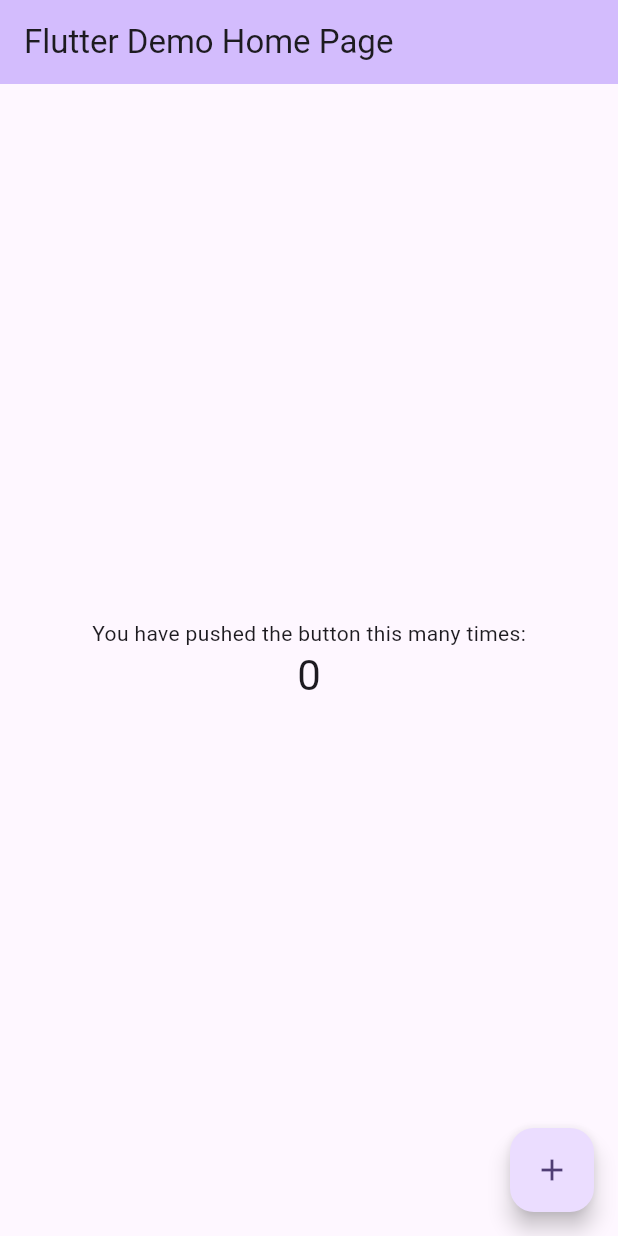
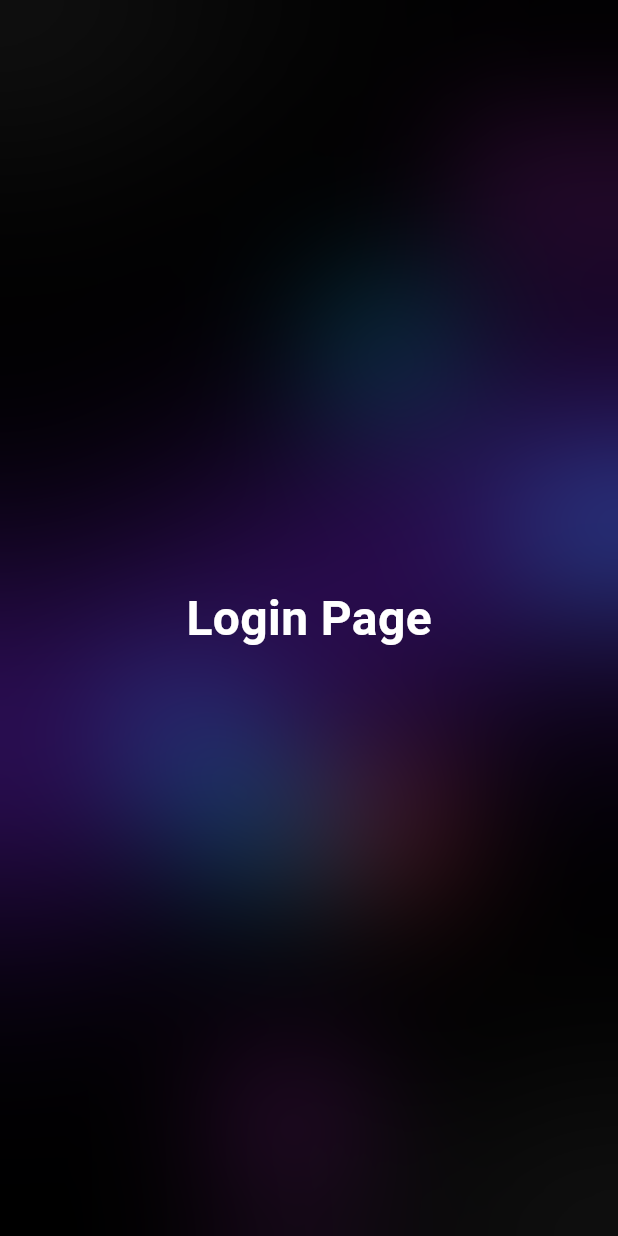
Before and after one commit to youssefdawood197/Blaze-test, a Flutter app: the screen it shows after launch, on a phone screen of 412 x 824 dp. Run offline on Flutter 3.47's test engine with Material 3 defaults, Android fonts, the phone set to English and light mode, and no system bars.

Commit message:
initial app background 1

```diff
--- /dev/null
+++ b/lib/Authntication/Login_Page.dart
@@ -0,0 +1,170 @@
+import 'dart:ui';
+import 'package:flutter/material.dart';
+import 'dart:math';
+
+class Login_Page extends StatefulWidget {
+  static const String routeName = 'Login';
+
+  @override
+  _LoginPageState createState() => _LoginPageState();
+}
+
+class _LoginPageState extends State<Login_Page> with SingleTickerProviderStateMixin {
+  late AnimationController _controller;
+  final Random _random = Random();
+  List<_Ball>? _balls;
+
+  @override
+  void initState() {
+    super.initState();
+    _controller = AnimationController(
+      duration: const Duration(seconds: 5),
+      vsync: this,
+    )..repeat();
+  }
+
+  @override
+  void dispose() {
+    _controller.dispose();
+    super.dispose();
+  }
+
+  @override
+  Widget build(BuildContext context) {
+    // Initialize balls when screen size is available
+    if (_balls == null) {
+      final screenSize = MediaQuery.of(context).size;
+      _balls = List.generate(7, (_) {
+        return _Ball(
+          color: _randomColor(),
+          position: Offset(
+            _random.nextDouble() * screenSize.width,
+            _random.nextDouble() * screenSize.height,
+          ),
+          velocity: Offset(
+            (_random.nextDouble() - 0.5) * 4, // Random velocity between -2 and 2
+            (_random.nextDouble() - 0.5) * 4,
+          ),
+        );
+      });
+    }
+
+    return Scaffold(
+      body: Stack(
+        children: [
+          // Blurred background
+          Container(
+            decoration: BoxDecoration(
+              gradient: LinearGradient(
+                colors: [
+                  Colors.grey[900]!,
+                  Colors.black,
+                  Colors.black,
+                  Colors.purple[900]!,
+                  Colors.black,
+                  Colors.black,
+                  Colors.grey[900]!,
+                ],
+                begin: Alignment.topLeft,
+                end: Alignment.bottomRight,
+              ),
+            ),
+            child: BackdropFilter(
+              filter: ImageFilter.blur(sigmaX: 50.0, sigmaY: 50.0),
+              child: Container(
+                color: const Color.fromARGB(50, 0, 0, 0),
+              ),
+            ),
+          ),
+          // Moving balls
+          AnimatedBuilder(
+            animation: _controller,
+            builder: (context, child) {
+              final screenSize = MediaQuery.of(context).size;
+              return Stack(
+                children: _balls!.map((ball) {
+                  ball.updatePosition(screenSize: screenSize);
+                  return Positioned(
+                    top: ball.position.dy,
+                    left: ball.position.dx,
+                    child: _buildBall(ball),
+                  );
+                }).toList(),
+              );
+            },
+          ),
+
+          // Blurred background
+          Container(
+            child: BackdropFilter(
+              filter: ImageFilter.blur(sigmaX: 50.0, sigmaY: 50.0),
+              child: Container(
+                color: const Color.fromARGB(0, 0, 0, 0),
+              ),
+            ),
+          ),
+
+
+          // Login Page Content
+          Center(
+              child: Text(
+                'Login Page',
+                style: TextStyle(
+                  color: Colors.white,
+                  fontSize: 32,
+                  fontWeight: FontWeight.bold,
+                ),
+              ),
+            ),
+        ],
+      ),
+    );
+  }
+
+  // Helper to build a ball with shadow
+  Widget _buildBall(_Ball ball) {
+    return Container(
+      width: 50,
+      height: 50,
+      decoration: BoxDecoration(
+        shape: BoxShape.circle,
+        color: ball.color.withOpacity(0.7),
+        boxShadow: [
+          BoxShadow(
+            color: ball.color.withOpacity(0.6),
+            blurRadius: 20.0,
+            spreadRadius: 5.0,
+            offset: Offset(0, 10),
+          ),
+        ],
+      ),
+    );
+  }
+
+  // Helper to generate random colors
+  Color _randomColor() {
+    return [Colors.purple, Colors.cyan, Colors.blue, Colors.redAccent][_random.nextInt(4)];
+  }
+}
+
+// Class to represent a ball
+class _Ball {
+  Color color;
+  Offset position;
+  Offset velocity;
+
+  _Ball({required this.color, required this.position, required this.velocity});
+
+  // Update ball position and reverse velocity if hitting the screen edge
+  void updatePosition({required Size screenSize}) {
+    position += velocity;
+
+    // Reverse direction if hitting screen edges
+    if (position.dx <= 0 || position.dx >= screenSize.width - 50) {
+      velocity = Offset(-velocity.dx, velocity.dy);
+    }
+    if (position.dy <= 0 || position.dy >= screenSize.height - 50) {
+      velocity = Offset(velocity.dx, -velocity.dy);
+    }
+  }
+}
--- a/lib/main.dart
+++ b/lib/main.dart
@@ -1,5 +1,5 @@
 import 'package:flutter/material.dart';
-
+import 'package:test_social_store/Authntication/Login_Page.dart';
 void main() {
   runApp(const MyApp());
 }
@@ -11,115 +11,14 @@
   @override
   Widget build(BuildContext context) {
     return MaterialApp(
+      debugShowCheckedModeBanner: false,
       title: 'Flutter Demo',
       theme: ThemeData(
-        // This is the theme of your application.
-        //
-        // TRY THIS: Try running your application with "flutter run". You'll see
-        // the application has a purple toolbar. Then, without quitting the app,
-        // try changing the seedColor in the colorScheme below to Colors.green
-        // and then invoke "hot reload" (save your changes or press the "hot
-        // reload" button in a Flutter-supported IDE, or press "r" if you used
-        // the command line to start the app).
-        //
-        // Notice that the counter didn't reset back to zero; the application
-        // state is not lost during the reload. To reset the state, use hot
-        // restart instead.
-        //
-        // This works for code too, not just values: Most code changes can be
-        // tested with just a hot reload.
+
         colorScheme: ColorScheme.fromSeed(seedColor: Colors.deepPurple),
         useMaterial3: true,
       ),
-      home: const MyHomePage(title: 'Flutter Demo Home Page'),
+      home: Login_Page(),
     );
   }
 }
-
-class MyHomePage extends StatefulWidget {
-  const MyHomePage({super.key, required this.title});
-
-  // This widget is the home page of your application. It is stateful, meaning
-  // that it has a State object (defined below) that contains fields that affect
-  // how it looks.
-
-  // This class is the configuration for the state. It holds the values (in this
-  // case the title) provided by the parent (in this case the App widget) and
-  // used by the build method of the State. Fields in a Widget subclass are
-  // always marked "final".
-
-  final String title;
-
-  @override
-  State<MyHomePage> createState() => _MyHomePageState();
-}
-
-class _MyHomePageState extends State<MyHomePage> {
-  int _counter = 0;
-
-  void _incrementCounter() {
-    setState(() {
-      // This call to setState tells the Flutter framework that something has
-      // changed in this State, which causes it to rerun the build method below
-      // so that the display can reflect the updated values. If we changed
-      // _counter without calling setState(), then the build method would not be
-      // called again, and so nothing would appear to happen.
-      _counter++;
-    });
-  }
-
-  @override
-  Widget build(BuildContext context) {
-    // This method is rerun every time setState is called, for instance as done
-    // by the _incrementCounter method above.
-    //
-    // The Flutter framework has been optimized to make rerunning build methods
-    // fast, so that you can just rebuild anything that needs updating rather
-    // than having to individually change instances of widgets.
-    return Scaffold(
-      appBar: AppBar(
-        // TRY THIS: Try changing the color here to a specific color (to
-        // Colors.amber, perhaps?) and trigger a hot reload to see the AppBar
-        // change color while the other colors stay the same.
-        backgroundColor: Theme.of(context).colorScheme.inversePrimary,
-        // Here we take the value from the MyHomePage object that was created by
-        // the App.build method, and use it to set our appbar title.
-        title: Text(widget.title),
-      ),
-      body: Center(
-        // Center is a layout widget. It takes a single child and positions it
-        // in the middle of the parent.
-        child: Column(
-          // Column is also a layout widget. It takes a list of children and
-          // arranges them vertically. By default, it sizes itself to fit its
-          // children horizontally, and tries to be as tall as its parent.
-          //
-          // Column has various properties to control how it sizes itself and
-          // how it positions its children. Here we use mainAxisAlignment to
-          // center the children vertically; the main axis here is the vertical
-          // axis because Columns are vertical (the cross axis would be
-          // horizontal).
-          //
-          // TRY THIS: Invoke "debug painting" (choose the "Toggle Debug Paint"
-          // action in the IDE, or press "p" in the console), to see the
-          // wireframe for each widget.
-          mainAxisAlignment: MainAxisAlignment.center,
-          children: <Widget>[
-            const Text(
-              'You have pushed the button this many times:',
-            ),
-            Text(
-              '$_counter',
-              style: Theme.of(context).textTheme.headlineMedium,
-            ),
-          ],
-        ),
-      ),
-      floatingActionButton: FloatingActionButton(
-        onPressed: _incrementCounter,
-        tooltip: 'Increment',
-        child: const Icon(Icons.add),
-      ), // This trailing comma makes auto-formatting nicer for build methods.
-    );
-  }
-}
```
